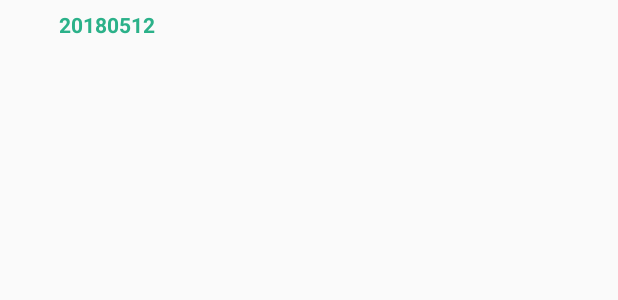
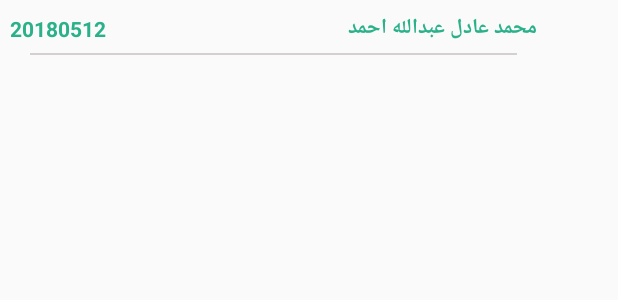
Before and after one commit to AhmedBro/Attendance_Doctor, an Android app: the layout student_list_item_view.xml on its own in the app's theme, with its tools: preview values and no code run, on a phone screen of 412 x 824 dp. Shown: the top 300 px of the screen. Run offline under Robolectric (Android 15) with nearby library versions, the phone set to English and light mode, and no system bars.

Commit message:
Login created

```diff
--- a/app/build.gradle
+++ b/app/build.gradle
@@ -5,7 +5,7 @@ plugins {
     id 'kotlin-android-extensions'
 
 }
-//apply plugin: 'com.google.gms.google-services'
+apply plugin: 'com.google.gms.google-services'
 
 android {
     compileSdk 31
--- a/app/src/main/res/layout/fragment_login.xml
+++ b/app/src/main/res/layout/fragment_login.xml
@@ -67,7 +67,7 @@
                 app:layout_constraintTop_toBottomOf="@+id/mEmailTv">
 
                 <com.google.android.material.textfield.TextInputEditText
-                    android:id="@+id/mEmailEt"
+                    android:id="@+id/mIdEt"
                     android:layout_width="match_parent"
                     android:layout_height="wrap_content"
                     android:inputType="textEmailAddress"
--- a/app/src/main/res/layout/student_list_item_view.xml
+++ b/app/src/main/res/layout/student_list_item_view.xml
@@ -7,16 +7,43 @@
     android:layout_margin="@dimen/_5ssp">
 
     <TextView
-        android:id="@+id/mTeacherName"
-        android:layout_width="@dimen/_100ssp"
+        android:id="@+id/mStudentId"
+        android:layout_width="@dimen/_80ssp"
         android:layout_height="wrap_content"
-        android:gravity="center"
-        android:textAlignment="center"
+        android:layout_marginEnd="@dimen/_90ssp"
+        android:layout_marginBottom="@dimen/_10ssp"
+        android:textAlignment="textStart"
         android:textColor="@color/primary"
         android:textStyle="bold"
         app:layout_constraintBottom_toBottomOf="parent"
-        app:layout_constraintEnd_toEndOf="parent"
+        app:layout_constraintEnd_toStartOf="@id/mStudentName"
         app:layout_constraintStart_toStartOf="parent"
         app:layout_constraintTop_toTopOf="parent"
         tools:text="20180512" />
+
+    <TextView
+        android:id="@+id/mStudentName"
+        android:layout_width="@dimen/_100ssp"
+        android:layout_height="wrap_content"
+        android:textAlignment="textStart"
+        android:textColor="@color/primary"
+        android:textStyle="bold"
+        app:layout_constraintBottom_toBottomOf="@id/mStudentId"
+        app:layout_constraintEnd_toEndOf="parent"
+        app:layout_constraintStart_toEndOf="@id/mStudentId"
+        app:layout_constraintTop_toTopOf="@id/mStudentId"
+        tools:text="محمد عادل عبدالله احمد" />
+
+    <View
+        android:layout_width="0dp"
+        android:layout_height="@dimen/_1ssp"
+        android:layout_marginStart="@dimen/_10ssp"
+        android:layout_marginEnd="@dimen/_10ssp"
+        android:background="@color/light_gray"
+        app:layout_constraintBottom_toBottomOf="parent"
+        app:layout_constraintEnd_toEndOf="@id/mStudentName"
+        app:layout_constraintStart_toStartOf="@id/mStudentId"
+        app:layout_constraintTop_toBottomOf="@id/mStudentId">
+
+    </View>
 </androidx.constraintlayout.widget.ConstraintLayout>
--- a/app/src/main/res/navigation/main.xml
+++ b/app/src/main/res/navigation/main.xml
@@ -24,7 +24,9 @@
         tools:layout="@layout/fragment_login" >
         <action
             android:id="@+id/action_loginFragment_to_homeFragment"
-            app:destination="@id/homeFragment" />
+            app:destination="@id/homeFragment"
+            app:popUpTo="@id/loginFragment"
+            app:popUpToInclusive="true" />
     </fragment>
     <fragment
         android:id="@+id/forgetPasswordFragment"
--- a/app/src/main/res/values/strings.xml
+++ b/app/src/main/res/values/strings.xml
@@ -54,5 +54,8 @@
 
     <!-- TODO: Remove or change this placeholder text -->
     <string name="download_sheet">Download Students Sheet</string>
->>>>>>>>> Temporary merge branch 2
+    <string name="show_Qr_code">Show Qr Code</string>
+    <string name="no_students_yet">No Students Yet</string>
+    <string name="Done">Done</string>
+    >>>>>>>>> Temporary merge branch 2
 </resources>
--- a/app/src/main/res/values/style.xml
+++ /dev/null
@@ -1,6 +0,0 @@
-<?xml version="1.0" encoding="utf-8"?>
-<resources>
-    <style name="RoundedSquare">
-        <item name="cornerSize">10%</item>
-    </style>
-</resources>
```
Also changed, not shown: app/src/main/java/com/example/attendance_doctor/Data/Login/LoginViewModel.kt (added, +64 -0 lines), app/src/main/java/com/example/attendance_doctor/Data/Student.kt (+9 -2 lines), app/src/main/java/com/example/attendance_doctor/Data/Teacher.kt (added, +26 -0 lines), app/src/main/java/com/example/attendance_doctor/Desgin/Fragments/LoginFragment.kt (+100 -3 lines), app/src/main/java/com/example/attendance_doctor/Desgin/Fragments/SharedPreferences.kt (+9 -9 lines), app/src/main/java/com/example/attendance_doctor/Desgin/Fragments/StudentAdapter.kt (+4 -9 lines), app/src/main/java/com/example/attendance_doctor/Desgin/Fragments/StudentSheet.kt (+7 -7 lines), app/src/main/res/layout/fragment_student_sheet.xml (+5 -2 lines), app/src/main/res/navigation/nav_graph.xml (deleted, +0 -13 lines).
